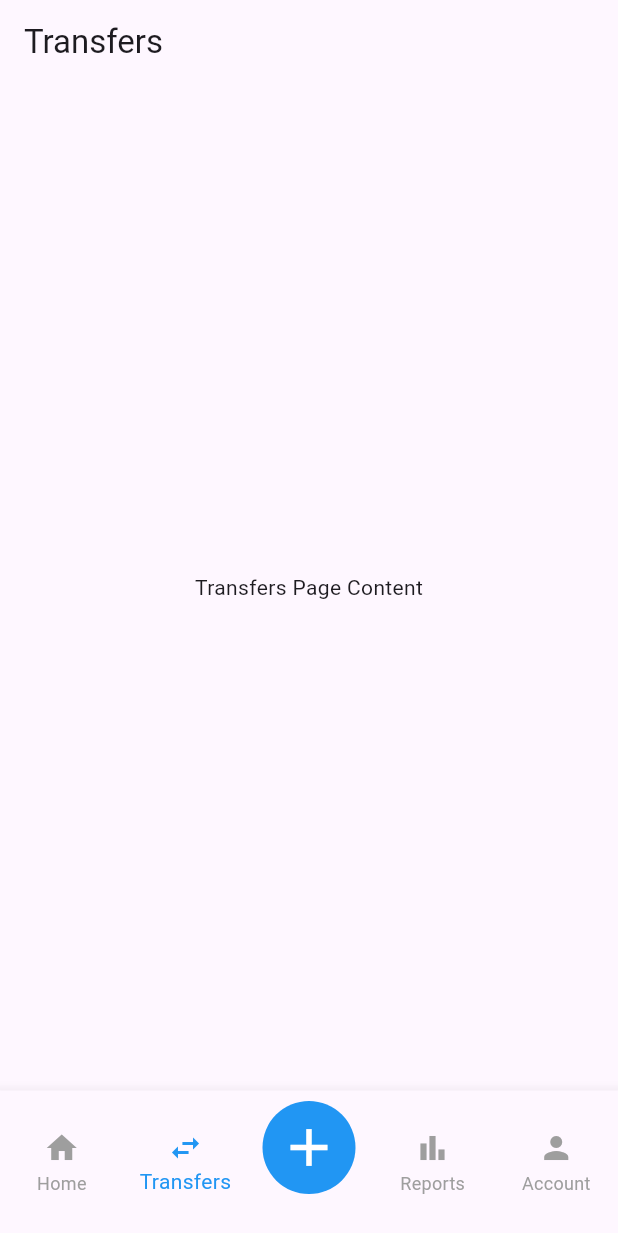
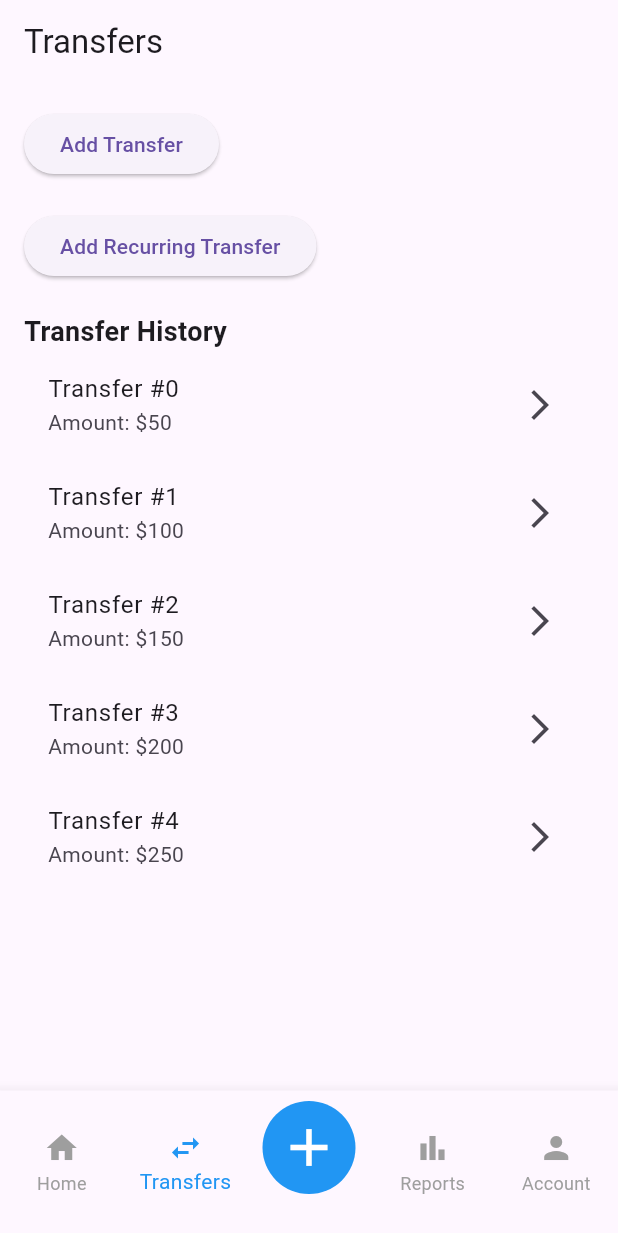
Before and after one commit to DannyM125/budgeting_app, a Flutter app: the screen it shows after launch, item 2 of the bottom bar chosen, on a phone screen of 412 x 824 dp. Shown: the top 1233 px of the screen. Run offline on Flutter 3.47's test engine with Material 3 defaults, Android fonts, the phone set to English and light mode, and no system bars.

Commit message:
Added example layout for transfers page + updated add transfer window

```diff
--- a/lib/main.dart
+++ b/lib/main.dart
@@ -3,6 +3,7 @@ import 'home_page.dart';
 import 'transfers_page.dart';
 import 'reports_page.dart';
 import 'account_page.dart';
+import 'utils/transfer_dialog.dart';
 
 void main() {
   runApp(BudgetApp());
@@ -34,10 +35,16 @@ class MainScreen extends StatefulWidget {
 class _MainScreenState extends State<MainScreen> {
   int _selectedIndex = 0;
   final Color primaryColor = Colors.blue;
+
+  final TextEditingController _amountController = TextEditingController();
+  final TextEditingController _categoryController = TextEditingController();
+  DateTime? _selectedDate;
+  String _transactionType = 'Withdrawal';
+
   final List<Widget> _pages = [
     HomePage(),
     TransfersPage(),
-    HomePage(),//this is never actually used just a filler for the array
+    HomePage(), // this is never actually used just a filler for the array
     ReportsPage(),
     AccountPage(),
   ];
@@ -49,19 +56,21 @@ class _MainScreenState extends State<MainScreen> {
   }
 
   void _showAddTransferDialog() {
-    showDialog(
-      context: context,
-      builder: (BuildContext context) {
-        return AlertDialog(
-          title: const Text("Add Transfer"),
-          content: const Text("Enter transfer details here."),
-          actions: [
-            TextButton(
-              onPressed: () => Navigator.of(context).pop(),
-              child: const Text("Close"),
-            ),
-          ],
-        );
+    showAddTransferDialog(
+      context,
+      _amountController,
+      _categoryController,
+      _selectedDate,
+      _transactionType,
+      (newType) {
+        setState(() {
+          _transactionType = newType;
+        });
+      },
+      (newDate) {
+        setState(() {
+          _selectedDate = newDate;
+        });
       },
     );
   }
@@ -74,15 +83,15 @@ class _MainScreenState extends State<MainScreen> {
         currentIndex: _selectedIndex,
         onTap: (index) {
           if (index == 2) {
-            _showAddTransferDialog();
+            _showAddTransferDialog(); // UPDATED HERE
           } else {
             _onItemTapped(index);
           }
         },
-        selectedItemColor: Colors.blue,  // Color for selected icon and text
-        unselectedItemColor: Colors.grey, // Color for unselected icon and text
+        selectedItemColor: Colors.blue,
+        unselectedItemColor: Colors.grey,
         items: [
-         BottomNavigationBarItem(
+          BottomNavigationBarItem(
             icon: Icon(Icons.home),
             label: 'Home',
           ),
@@ -94,12 +103,12 @@ class _MainScreenState extends State<MainScreen> {
             icon: Container(
               decoration: const BoxDecoration(
                 shape: BoxShape.circle,
-                color: Colors.blue,  // Fill color for the circle
+                color: Colors.blue,
               ),
-              padding: const EdgeInsets.all(10),  // Add some padding around the icon
+              padding: const EdgeInsets.all(10),
               child: const Icon(
                 Icons.add,
-                color: Colors.white,  // Make the plus sign white for contrast
+                color: Colors.white,
                 size: 42,
               ),
             ),
@@ -119,6 +128,3 @@ class _MainScreenState extends State<MainScreen> {
     );
   }
 }
-
-//TODO  Just make it a floating action button
-//TODO  with a blank space under it and use claude!
--- a/lib/transfers_page.dart
+++ b/lib/transfers_page.dart
@@ -1,13 +1,71 @@
 import 'package:flutter/material.dart';
+import 'utils/transfer_dialog.dart'; // Import the utility file
 
-class TransfersPage extends StatelessWidget {
+class TransfersPage extends StatefulWidget {
   const TransfersPage({super.key});
+
+  @override
+  _TransfersPageState createState() => _TransfersPageState();
+}
+
+class _TransfersPageState extends State<TransfersPage> {
+  final TextEditingController _amountController = TextEditingController();
+  final TextEditingController _categoryController = TextEditingController();
+  DateTime? _selectedDate;
+  String _transactionType = 'Withdrawal';
 
   @override
   Widget build(BuildContext context) {
     return Scaffold(
       appBar: AppBar(title: const Text('Transfers')),
-      body: const Center(child: Text('Transfers Page Content')),
+      body: Padding(
+        padding: const EdgeInsets.all(16.0),
+        child: Column(
+          crossAxisAlignment: CrossAxisAlignment.start,
+          children: [
+            ElevatedButton(
+              onPressed: () => showAddTransferDialog(
+                context,
+                _amountController,
+                _categoryController,
+                _selectedDate,
+                _transactionType,
+                (value) => setState(() => _transactionType = value),
+                (date) => setState(() => _selectedDate = date),
+              ),
+              child: const Text('Add Transfer'),
+            ),
+            const SizedBox(height: 20),
+            ElevatedButton(
+              onPressed: () => showRecurringTransferDialog(
+                context,
+                _amountController,
+                _categoryController,
+                _selectedDate,
+                (date) => setState(() => _selectedDate = date),
+              ),
+              child: const Text('Add Recurring Transfer'),
+            ),
+            const SizedBox(height: 20),
+            const Text(
+              'Transfer History',
+              style: TextStyle(fontSize: 18, fontWeight: FontWeight.bold),
+            ),
+            Expanded(
+              child: ListView.builder(
+                itemCount: 5, // Example transactions
+                itemBuilder: (context, index) {
+                  return ListTile(
+                    title: Text('Transfer #$index'),
+                    subtitle: Text('Amount: \$${(index + 1) * 50}'), //TODO actually make this part work
+                    trailing: const Icon(Icons.arrow_forward_ios),
+                  );
+                },
+              ),
+            ),
+          ],
+        ),
+      ),
     );
   }
 }
```
Also changed, not shown: lib/utils/transfer_dialog.dart (added, +111 -0 lines).
